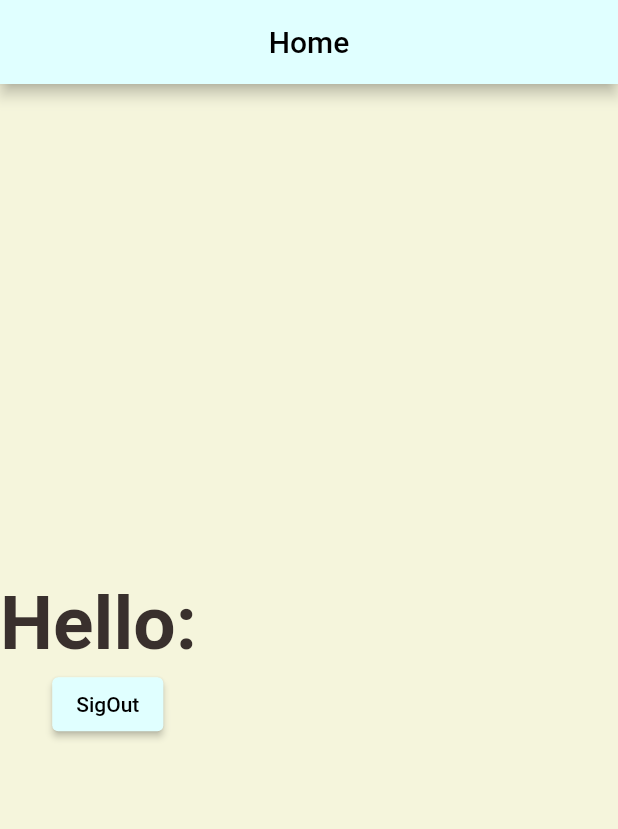
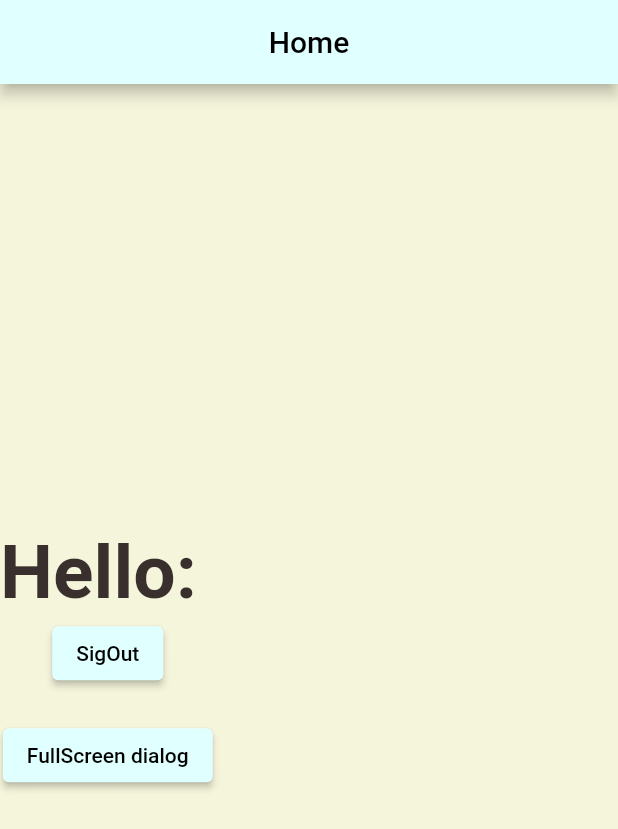
Before and after one commit to Odialko/flutter_deep_dive, a Flutter app: the HomeScreen screen opened by its route, on a phone screen of 412 x 824 dp. Shown: the top 829 px of the screen. Run offline on Flutter 3.47's test engine with Material 2 defaults, Android fonts, the phone set to English and light mode, and no system bars; our stand-ins replace connectivity_plus, firebase_auth, firebase_core, flutter_riverpod, freezed_annotation, go_router and 1 more; missing offline and left inert: rive_splash_screen; accounts and stored records are empty.

Commit message:
add full screen dialog to home page

```diff
--- a/lib/src/ui/home/home_screen.dart
+++ b/lib/src/ui/home/home_screen.dart
@@ -1,8 +1,10 @@
 import 'package:flutter/material.dart';
 import 'package:flutter_deep_dive/src/providers/auth_provider.dart';
 import 'package:flutter_deep_dive/src/ui/authentication/auth_store.dart';
+import 'package:flutter_deep_dive/src/ui/common/full_screen_dialog.dart';
 import 'package:flutter_deep_dive/src/ui/flutter_deep_dive_theme.dart';
 import 'package:flutter_riverpod/flutter_riverpod.dart';
+import 'package:go_router/go_router.dart';
 
 class HomeScreen extends ConsumerWidget {
   const HomeScreen({Key? key}) : super(key: key);
@@ -32,6 +34,20 @@ class HomeScreen extends ConsumerWidget {
             },
             child: const Text('SigOut'),
           ),
+          const SizedBox(
+            height: 20,
+          ),
+          ElevatedButton(
+            onPressed: () {
+              FDDFullScreenDialog.displayDialog(
+                context: context,
+                title: 'Test Dialog',
+                voidCallback: context.pop,
+                buttonLabel: 'Close dialog'
+              );
+            },
+            child: const Text('FullScreen dialog'),
+          ),
         ],
       ),
     );
```
Also changed, not shown: lib/src/ui/common/full_screen_dialog.dart (added, +59 -0 lines).
